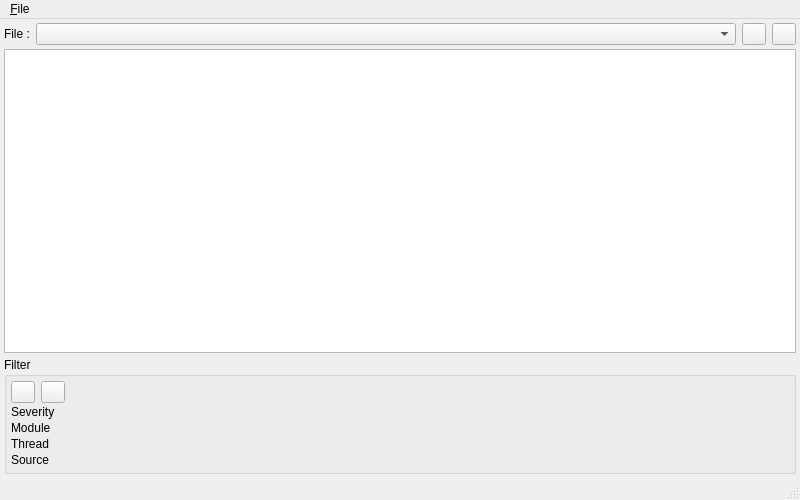
Ummon/D-LAN, file application/Tools/LogViewer/MainWindow.ui: the form before one commit.
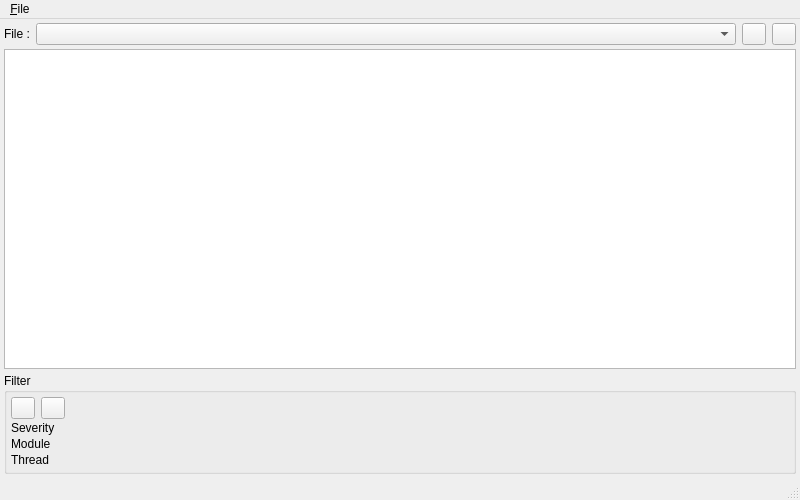
The form after the commit. Icons and pictures are not drawn.

What changed in the file:
```diff
--- a/application/Tools/LogViewer/MainWindow.ui
+++ b/application/Tools/LogViewer/MainWindow.ui
@@ -32,7 +32,7 @@
      <verstretch>0</verstretch>
     </sizepolicy>
    </property>
-   <layout class="QVBoxLayout" name="verticalLayout">
+   <layout class="QVBoxLayout" name="verticalLayout" stretch="0,1,0">
     <property name="spacing">
      <number>4</number>
     </property>
@@ -269,7 +269,7 @@
         </layout>
        </item>
        <item>
-        <layout class="QHBoxLayout" name="laySeverity">
+        <layout class="QHBoxLayout" name="laySeverity" stretch="0">
          <item>
           <widget class="QLabel" name="lblSeverity">
            <property name="text">
@@ -301,17 +301,6 @@
          </item>
         </layout>
        </item>
-       <item>
-        <layout class="QHBoxLayout" name="laySource">
-         <item>
-          <widget class="QLabel" name="lblSource">
-           <property name="text">
-            <string>Source</string>
-           </property>
-          </widget>
-         </item>
-        </layout>
-       </item>
       </layout>
       <zorder></zorder>
       <zorder></zorder>
```
Left out of the diff: 1 changed line with no effect on the pictures.
